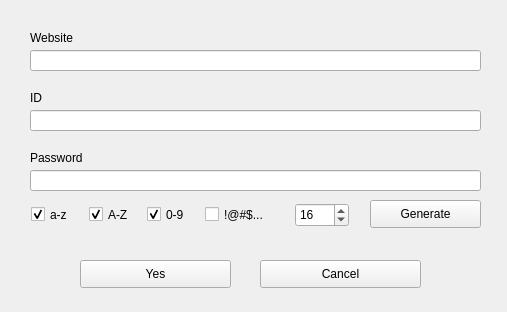
The window that addWindow.ui (iamwcb/AccountKeeper) describes before a commit, drawn with Qt 5.
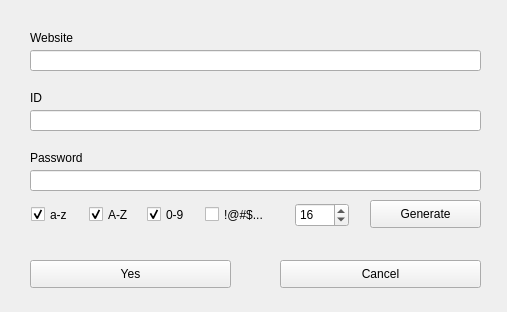
The same window after the commit.

Commit message: 修改登录窗口“确认”按钮为默认选中

What changed in the file:
```diff
--- a/addWindow.ui
+++ b/addWindow.ui
@@ -85,9 +85,9 @@
   <widget class="QPushButton" name="yesbtn">
    <property name="geometry">
     <rect>
-     <x>80</x>
+     <x>30</x>
      <y>260</y>
-     <width>151</width>
+     <width>201</width>
      <height>28</height>
     </rect>
    </property>
@@ -98,9 +98,9 @@
   <widget class="QPushButton" name="cancelbtn">
    <property name="geometry">
     <rect>
-     <x>260</x>
+     <x>280</x>
      <y>260</y>
-     <width>161</width>
+     <width>201</width>
      <height>28</height>
     </rect>
    </property>
```
The commit also changes 2 other files.
